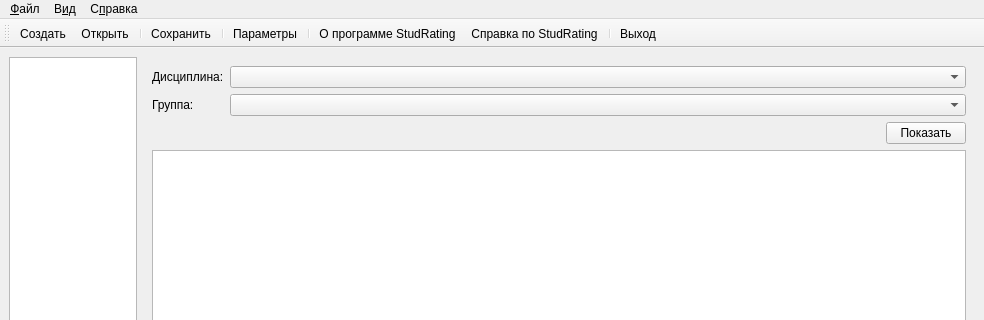
This is mainwindow.ui in Horsmir/studrating as Qt 5 draws it before an edit; both pictures show x 0 to 984 and y 0 to 320 of the 984 by 762 pixel window. The edited form follows.
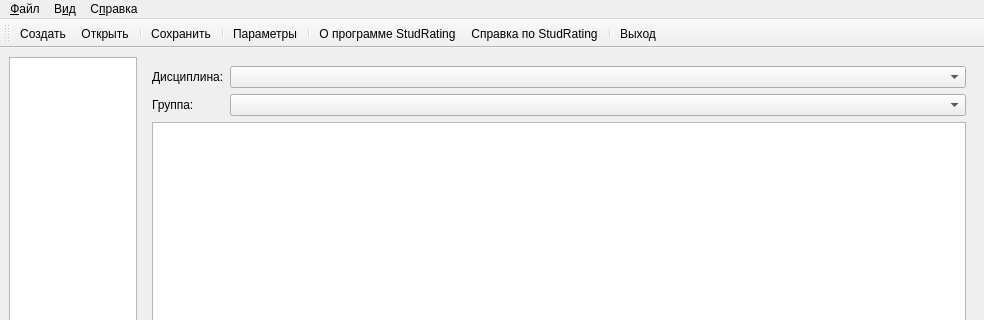
This is the edited form. Icons and pictures are not drawn.

Patch:
```diff
--- a/mainwindow.ui
+++ b/mainwindow.ui
@@ -652,34 +652,6 @@
             </item>
            </layout>
           </item>
-          <item>
-           <layout class="QHBoxLayout" name="horizontalLayout_5">
-            <item>
-             <spacer name="horizontalSpacer_3">
-              <property name="orientation">
-               <enum>Qt::Horizontal</enum>
-              </property>
-              <property name="sizeHint" stdset="0">
-               <size>
-                <width>40</width>
-                <height>20</height>
-               </size>
-              </property>
-             </spacer>
-            </item>
-            <item>
-             <widget class="QPushButton" name="showResultButton">
-              <property name="text">
-               <string>Показать</string>
-              </property>
-              <property name="icon">
-               <iconset resource="studrating.qrc">
-                <normaloff>:/icons/results.png</normaloff>:/icons/results.png</iconset>
-              </property>
-             </widget>
-            </item>
-           </layout>
-          </item>
           <item>
            <widget class="QTextEdit" name="resultTextEdit">
             <property name="readOnly">
```
Left out of the diff: 4 changed lines with no effect on the pictures.
